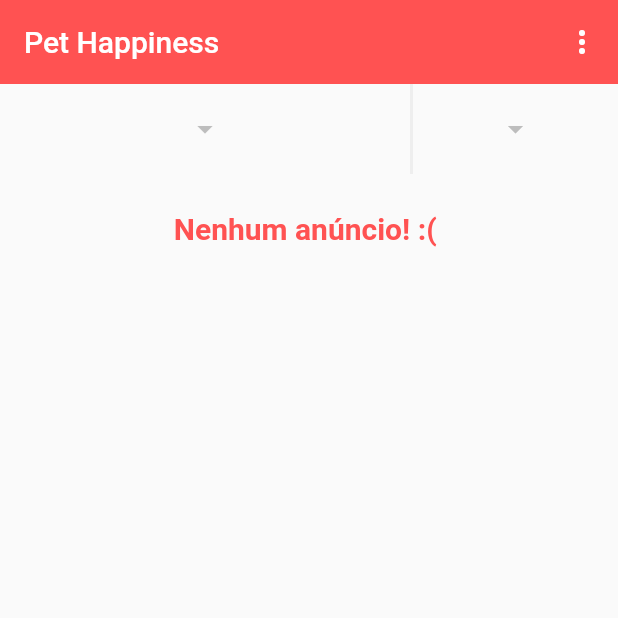
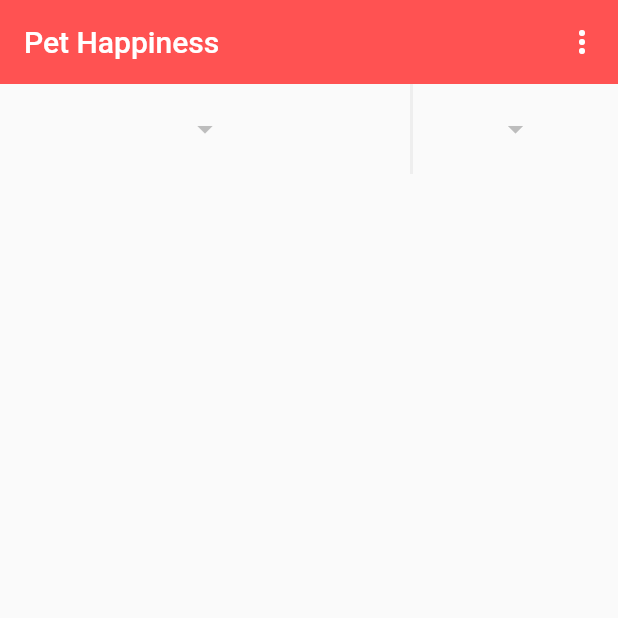
Before and after one commit to Acadi123/pet, a Flutter app: the screen it shows after launch, on a phone screen of 412 x 824 dp, the top half of it. Run offline on Flutter 3.47's test engine with Material 2 defaults, Android fonts, the phone set to English and light mode, and no system bars; our stand-ins replace brasil_fields, cloud_firestore, firebase_auth, firebase_core, firebase_storage, image_picker; missing offline and left inert: validadores; accounts and stored records are empty; statements that could not run were skipped.

Commit message:
atualização tela anuncio

```diff
--- a/pet_happiness_v1/lib/views/Anuncios.dart
+++ b/pet_happiness_v1/lib/views/Anuncios.dart
@@ -209,15 +209,15 @@ class _AnunciosState extends State<Anuncios> {
 
                       QuerySnapshot querySnapshot = snapshot.data;
 
-                      if( querySnapshot.docs.length == 0 ){
-                        return Container(
-                          padding: EdgeInsets.all(25),
-                          child: Text("Nenhum anúncio! :( ", style: TextStyle(
-                            fontSize: 20,
-                            fontWeight: FontWeight.bold
-                          ),),
-                        );
-                      }
+                      //if( querySnapshot.docs.length == 0 ){
+                        //return Container(
+                          //padding: EdgeInsets.all(25),
+                          //child: Text("Nenhum anúncio! :( ", style: TextStyle(
+                            //fontSize: 20,
+                            //fontWeight: FontWeight.bold
+                          //),),
+                        //);
+                      //}
 
                       return Expanded(
                           child: ListView.builder(
```
